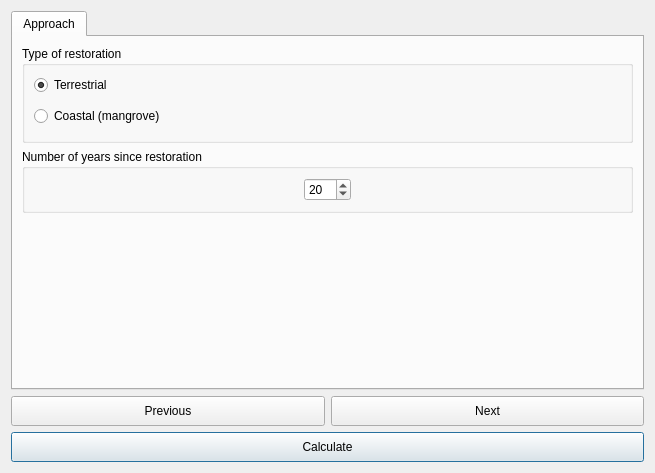
Qt form LDMP/gui/DlgCalculateRestBiomassData.ui (ConservationInternational/trends.earth) before a commit.
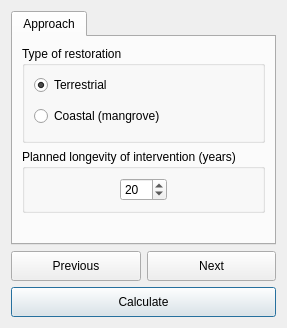
The same form after that commit.

Commit message: Formatting of dialogs.

```diff
--- a/LDMP/gui/DlgCalculateRestBiomassData.ui
+++ b/LDMP/gui/DlgCalculateRestBiomassData.ui
@@ -6,12 +6,12 @@
    <rect>
     <x>0</x>
     <y>0</y>
-    <width>655</width>
-    <height>473</height>
+    <width>258</width>
+    <height>328</height>
    </rect>
   </property>
   <property name="sizePolicy">
-   <sizepolicy hsizetype="Fixed" vsizetype="Fixed">
+   <sizepolicy hsizetype="Expanding" vsizetype="Expanding">
     <horstretch>0</horstretch>
     <verstretch>0</verstretch>
    </sizepolicy>
@@ -77,7 +77,7 @@
        <item>
         <widget class="QGroupBox" name="groupBox_2">
          <property name="title">
-          <string>Number of years since restoration</string>
+          <string>Planned longevity of intervention (years)</string>
          </property>
          <layout class="QVBoxLayout" name="verticalLayout_2">
           <item alignment="Qt::AlignHCenter">
```
The commit also changes 7 other files.
